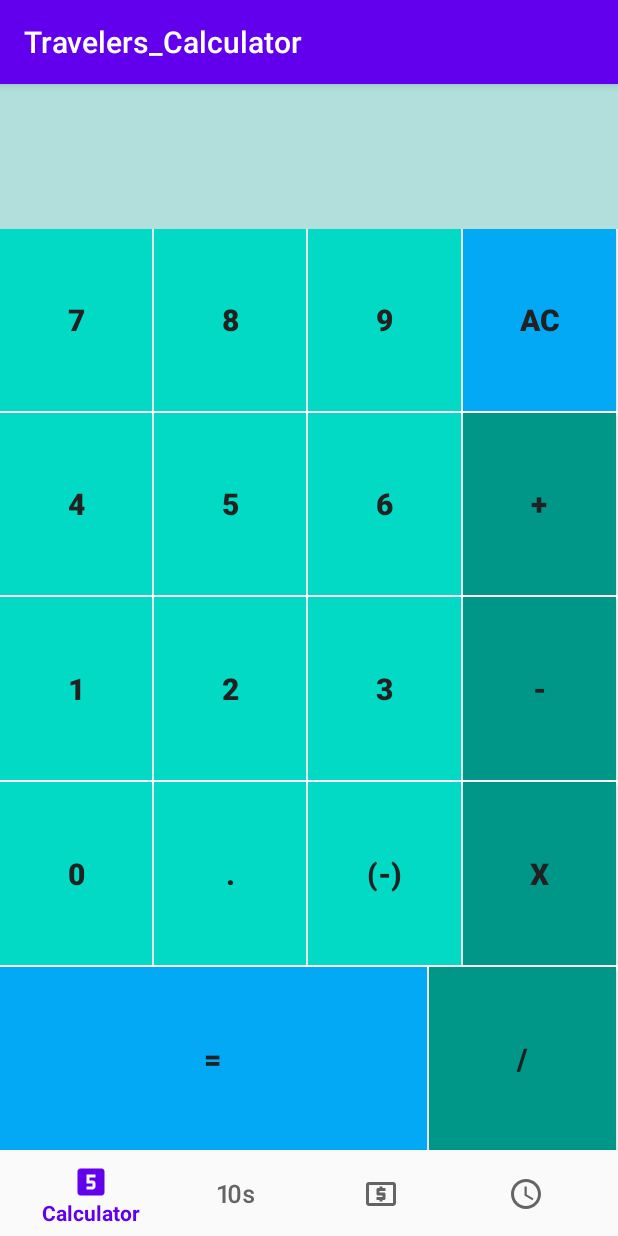
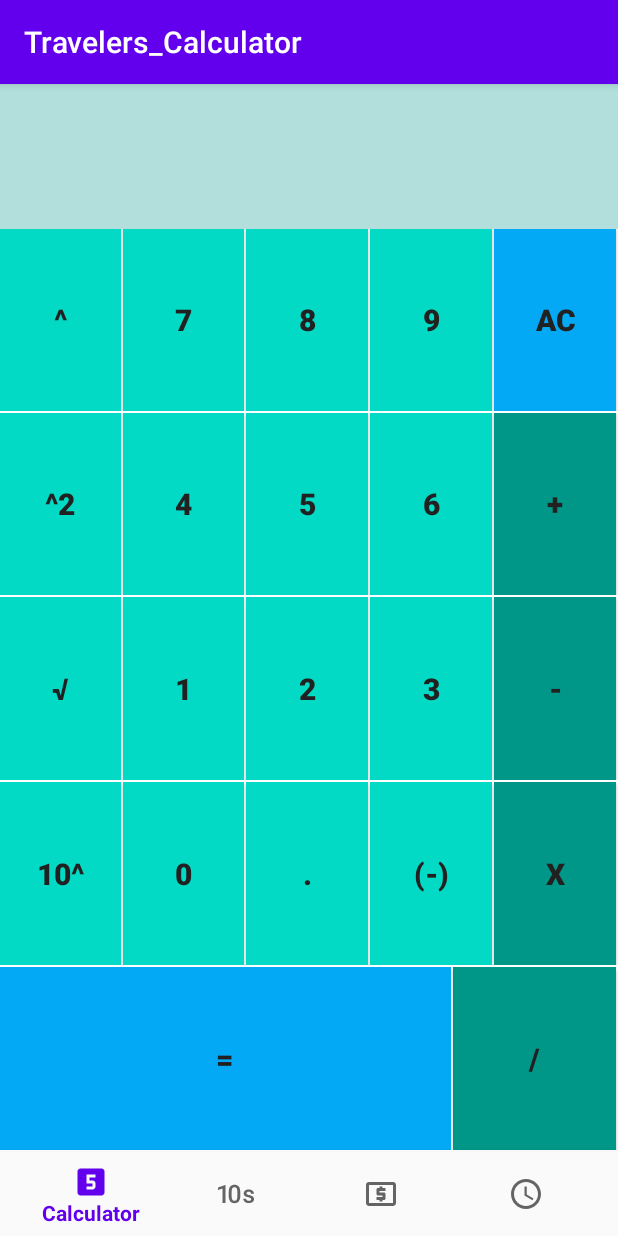
Before and after one commit to KLubin1/Travelers_Calculator, an Android app: the screen it shows after launch (MainActivity), on a phone screen of 412 x 824 dp. Run offline under Robolectric (Android 15) with nearby library versions, the phone set to English and light mode, and no system bars; libraries missing offline, so code that uses them is left out: com.fathzer.soft; 7 statements that could not run were skipped.

Commit message:
Added advanced functions buttons
I renovated the calculator layout to include four more buttons(square, square root, exponents, base 10) so I could add advanced functionality, since I cant yet figure out how to have the popup button open up a new menu of options

```diff
--- a/app/src/main/java/com/example/travelers_calculator/calculator/CalculatorFragment.java
+++ b/app/src/main/java/com/example/travelers_calculator/calculator/CalculatorFragment.java
@@ -21,7 +21,7 @@ public class CalculatorFragment extends Fragment implements View.OnClickListener
     //numbers
     private Button one, two, three, four, five, six, seven, eight, nine, zero;
     //operations
-    private Button plus, subtract, multiply, divide;
+    private Button plus, subtract, multiply, divide, sqrt, square, base10, exponent;
     //signs
     private Button ac, dot, negative, equal;
     //calculator widget(loads the calculation to display)
@@ -75,6 +75,10 @@ public class CalculatorFragment extends Fragment implements View.OnClickListener
         dot = (Button) view.findViewById(R.id.dot);
         negative = (Button) view.findViewById(R.id.negative);
         equal = (Button) view.findViewById(R.id.equal);
+        sqrt = (Button) view.findViewById(R.id.sqrt);
+        square  = (Button) view.findViewById(R.id.square);
+        base10 = (Button) view.findViewById(R.id.base10);
+        exponent  = (Button) view.findViewById(R.id.exponent);
         //widget assignment for loading conversions unto calculator
        // calculatorWidgetCalc = (Button) view.findViewById(R.id.calculator_widget_calc);
         /*calculatorWidgetCalc.setOnClickListener(new View.OnClickListener()
--- a/app/src/main/res/layout/fragment_calculator.xml
+++ b/app/src/main/res/layout/fragment_calculator.xml
@@ -58,6 +58,19 @@
         android:layout_marginBottom="1dp"
         android:layout_height="wrap_content">
         <Button
+            android:id="@+id/exponent"
+            android:layout_width="0dp"
+            android:layout_height="match_parent"
+            android:layout_weight="1"
+            android:textStyle="bold"
+            android:textSize="20sp"
+            android:padding="8dp"
+            android:layout_marginRight="1dp"
+            android:textColor="@color/primary_text"
+            android:background="@color/colorAccent"
+            android:text="@string/exponent" />
+
+        <Button
             android:id="@+id/seven"
             android:layout_width="0dp"
             android:layout_height="match_parent"
@@ -69,6 +82,7 @@
             android:textColor="@color/primary_text"
             android:background="@color/colorAccent"
             android:text="@string/seven" />
+
         <Button
             android:id="@+id/eight"
             android:layout_width="0dp"
@@ -114,6 +128,18 @@
         android:layout_weight="1"
         android:layout_marginBottom="1dp"
         android:layout_height="wrap_content">
+        <Button
+            android:id="@+id/square"
+            android:layout_width="0dp"
+            android:layout_height="match_parent"
+            android:layout_weight="1"
+            android:textStyle="bold"
+            android:textSize="20sp"
+            android:textColor="@color/primary_text"
+            android:padding="8dp"
+            android:layout_marginRight="1dp"
+            android:background="@color/colorAccent"
+            android:text="@string/square" />
         <Button
             android:id="@+id/four"
             android:layout_width="0dp"
@@ -171,6 +197,19 @@
         android:layout_marginBottom="1dp"
         android:layout_height="wrap_content">
         <Button
+            android:id="@+id/sqrt"
+            android:layout_width="0dp"
+            android:layout_height="match_parent"
+            android:layout_weight="1"
+            android:textStyle="bold"
+            android:textSize="20sp"
+            android:textColor="@color/primary_text"
+            android:padding="8dp"
+            android:layout_marginRight="1dp"
+            android:background="@color/colorAccent"
+            android:text="@string/sqrt" />
+
+        <Button
             android:id="@+id/one"
             android:layout_width="0dp"
             android:layout_height="match_parent"
@@ -182,6 +221,7 @@
             android:layout_marginRight="1dp"
             android:background="@color/colorAccent"
             android:text="@string/one" />
+
         <Button
             android:id="@+id/two"
             android:layout_width="0dp"
@@ -228,6 +268,19 @@
         android:layout_height="wrap_content">
 
         <Button
+            android:id="@+id/base10"
+            android:layout_width="0dp"
+            android:layout_height="match_parent"
+            android:layout_weight="1"
+            android:textStyle="bold"
+            android:textSize="20sp"
+            android:textColor="@color/primary_text"
+            android:padding="8dp"
+            android:layout_marginRight="1dp"
+            android:background="@color/colorAccent"
+            android:text="@string/base10" />
+
+        <Button
             android:id="@+id/zero"
             android:layout_width="0dp"
             android:layout_height="match_parent"
@@ -239,6 +292,7 @@
             android:layout_marginRight="1dp"
             android:background="@color/colorAccent"
             android:text="@string/zero" />
+
         <Button
             android:id="@+id/dot"
             android:layout_width="0dp"
@@ -287,7 +341,7 @@
 
         <Button
             android:id="@+id/equal"
-            android:layout_width="160dp"
+            android:layout_width="192dp"
             android:layout_height="match_parent"
             android:layout_marginRight="1dp"
             android:layout_weight="1"
@@ -297,6 +351,7 @@
             android:textColor="@color/primary_text"
             android:textSize="20sp"
             android:textStyle="bold" />
+
 
         <Button
             android:id="@+id/divide"
--- a/app/src/main/res/values/strings.xml
+++ b/app/src/main/res/values/strings.xml
@@ -15,15 +15,17 @@
     <string name="nine">9</string>
     <string name="zero">0</string>
     <string name="ac">AC</string>
-    <string name="plus_minus">+</string>
+    <string name="base10">10^</string>
     <string name="percent">%</string>
     <string name="divide">/</string>
     <string name="multiply">x</string>
     <string name="minus">-</string>
     <string name="plus">+</string>
-    <string name="double_zero">00</string>
+    <string name="exponent">^</string>
     <string name="negative">(-)</string>
     <string name="dot">.</string>
+    <string name="sqrt">√</string>
+    <string name="square">^2</string>
     <string name="equal">=</string>
     <string name="error_message">"Can't Convert!"</string>
 
```
